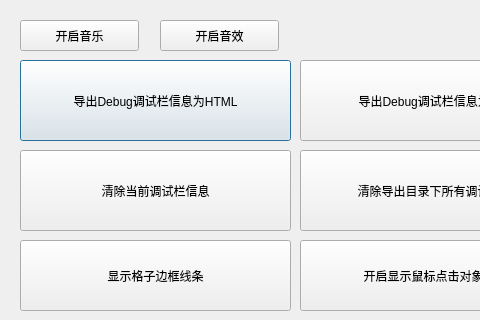
Above: Option.ui from hackermmzz/new-aoe before the change; both pictures show x 0 to 480 and y 0 to 320 of the 600 by 500 pixel window. Below: the same form after it.
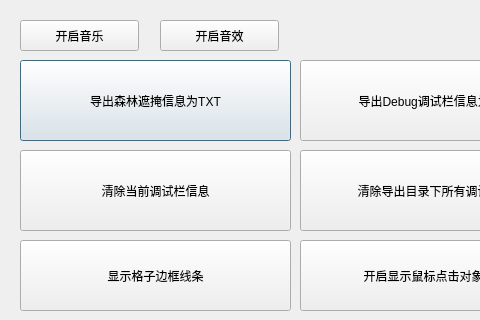
That is the form after the change.

Diff of the .ui file:
```diff
--- a/Option.ui
+++ b/Option.ui
@@ -23,7 +23,7 @@
     </rect>
    </property>
    <property name="text">
-    <string>导出Debug调试栏信息为HTML</string>
+    <string>导出森林遮掩信息为TXT</string>
    </property>
   </widget>
   <widget class="QPushButton" name="exportTxt">
```
Left out of the diff: 2 changed lines with no effect on the pictures.
